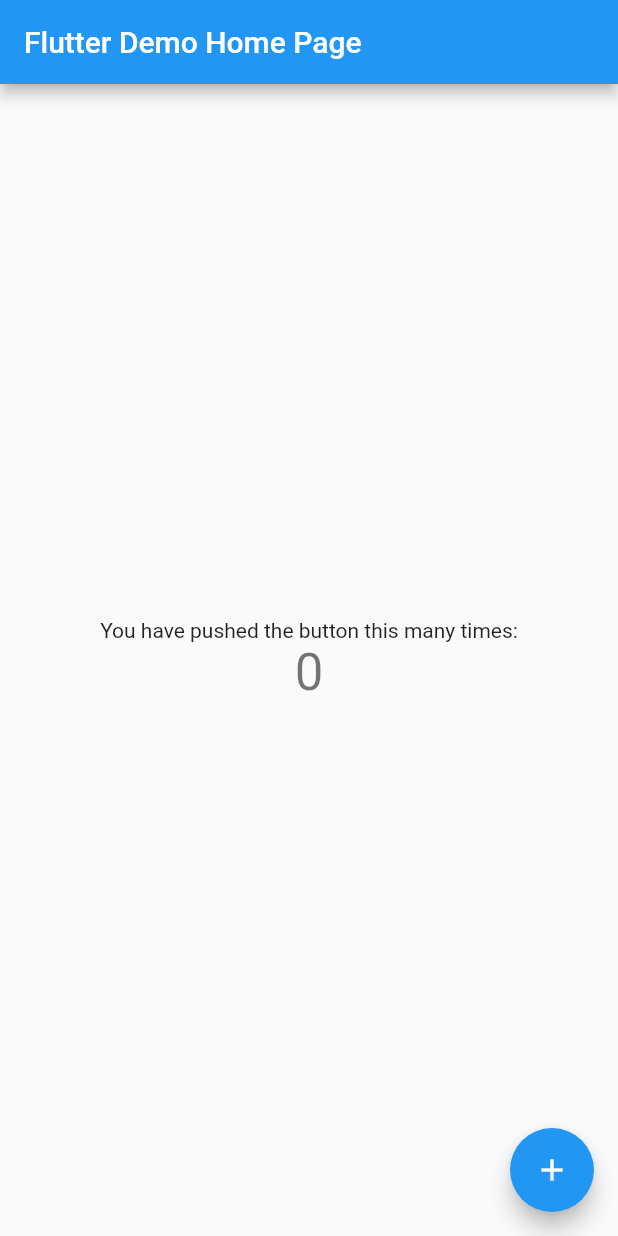
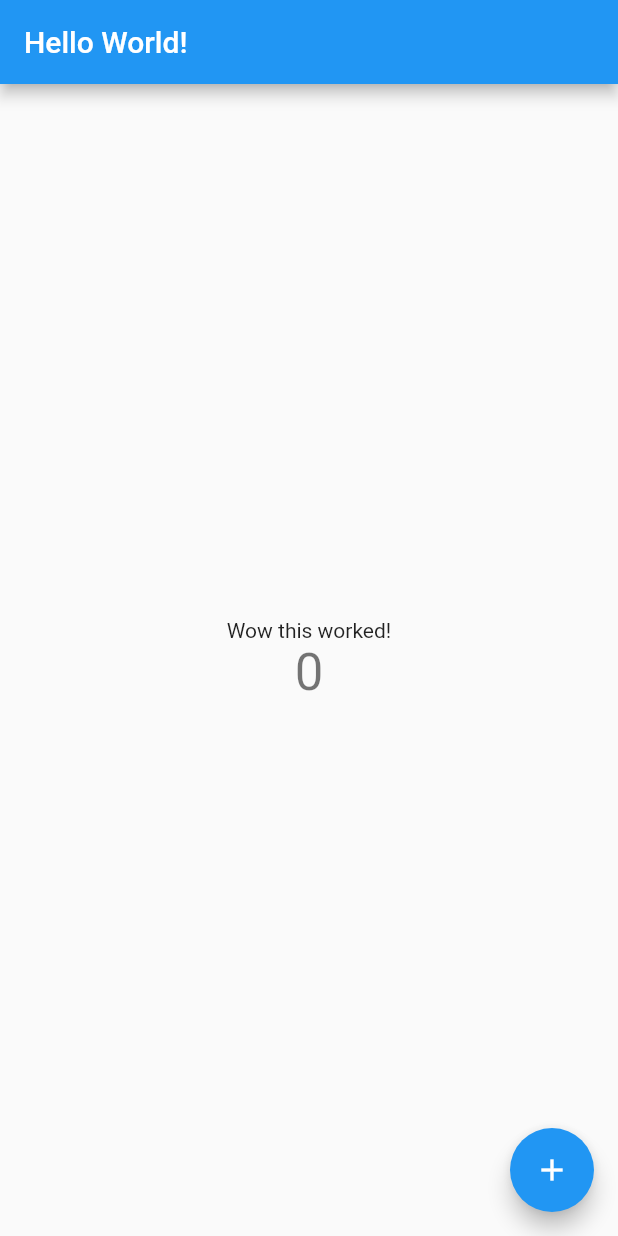
Before and after one commit to my-utilities/iwant5percent, a Flutter app: the screen it shows after launch, on a phone screen of 412 x 824 dp. Run offline on Flutter 3.47's test engine with Material 2 defaults, Android fonts, the phone set to English and light mode, and no system bars.

Commit message:
hello world

```diff
--- a/iwfp/lib/main.dart
+++ b/iwfp/lib/main.dart
@@ -69,7 +69,7 @@ class _MyHomePageState extends State<MyHomePage> {
       appBar: AppBar(
         // Here we take the value from the MyHomePage object that was created by
         // the App.build method, and use it to set our appbar title.
-        title: Text(widget.title),
+        title: Text('Hello World!'),
       ),
       body: Center(
         // Center is a layout widget. It takes a single child and positions it
@@ -92,7 +92,7 @@ class _MyHomePageState extends State<MyHomePage> {
           mainAxisAlignment: MainAxisAlignment.center,
           children: <Widget>[
             Text(
-              'You have pushed the button this many times:',
+              'Wow this worked!',
             ),
             Text(
               '$_counter',
```
